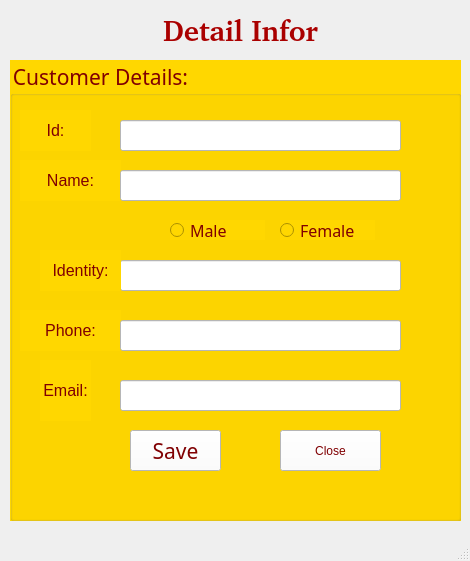
Tranle1509/HotelManagement, file ui/MainWindowCustomer.ui: the form before one commit.
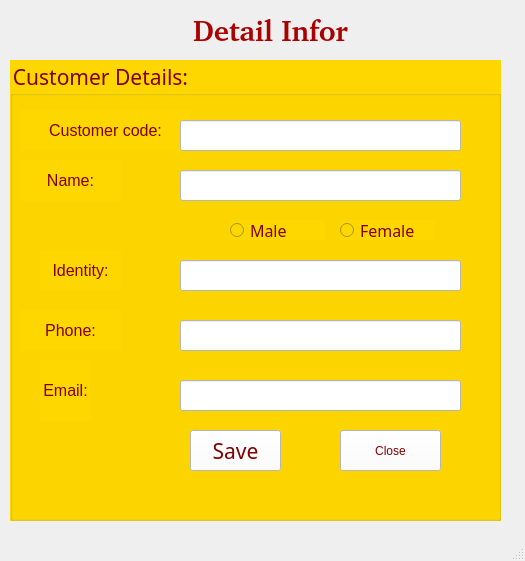
The form after the commit.

What changed in the file:
```diff
--- a/ui/MainWindowCustomer.ui
+++ b/ui/MainWindowCustomer.ui
@@ -6,7 +6,7 @@
    <rect>
     <x>0</x>
     <y>0</y>
-    <width>470</width>
+    <width>525</width>
     <height>561</height>
    </rect>
   </property>
@@ -17,7 +17,7 @@
    <widget class="QLabel" name="label">
     <property name="geometry">
      <rect>
-      <x>130</x>
+      <x>160</x>
       <y>0</y>
       <width>221</width>
       <height>61</height>
@@ -44,7 +44,7 @@
      <rect>
       <x>10</x>
       <y>60</y>
-      <width>451</width>
+      <width>491</width>
       <height>461</height>
      </rect>
     </property>
@@ -70,12 +70,12 @@
       <rect>
        <x>10</x>
        <y>50</y>
-       <width>71</width>
+       <width>171</width>
        <height>41</height>
       </rect>
      </property>
      <property name="text">
-      <string>&lt;html&gt;&lt;head/&gt;&lt;body&gt;&lt;p align=&quot;center&quot;&gt;&lt;span style=&quot; font-size:12pt;&quot;&gt;Id:&lt;/span&gt;&lt;/p&gt;&lt;/body&gt;&lt;/html&gt;</string>
+      <string>&lt;html&gt;&lt;head/&gt;&lt;body&gt;&lt;p align=&quot;center&quot;&gt;&lt;span style=&quot; font-size:12pt;&quot;&gt;Customer code:&lt;/span&gt;&lt;/p&gt;&lt;/body&gt;&lt;/html&gt;</string>
      </property>
     </widget>
     <widget class="QLabel" name="label_3">
@@ -120,7 +120,7 @@
     <widget class="QLineEdit" name="lineEdit_Id">
      <property name="geometry">
       <rect>
-       <x>110</x>
+       <x>170</x>
        <y>60</y>
        <width>281</width>
        <height>31</height>
@@ -133,7 +133,7 @@
     <widget class="QLineEdit" name="lineEdit_Name">
      <property name="geometry">
       <rect>
-       <x>110</x>
+       <x>170</x>
        <y>110</y>
        <width>281</width>
        <height>31</height>
@@ -146,7 +146,7 @@
     <widget class="QLineEdit" name="lineEdit_Email">
      <property name="geometry">
       <rect>
-       <x>110</x>
+       <x>170</x>
        <y>320</y>
        <width>281</width>
        <height>31</height>
@@ -159,7 +159,7 @@
     <widget class="QLineEdit" name="lineEdit_Phone">
      <property name="geometry">
       <rect>
-       <x>110</x>
+       <x>170</x>
        <y>260</y>
        <width>281</width>
        <height>31</height>
@@ -172,7 +172,7 @@
     <widget class="QPushButton" name="pushButton_Close">
      <property name="geometry">
       <rect>
-       <x>270</x>
+       <x>330</x>
        <y>370</y>
        <width>101</width>
        <height>41</height>
@@ -191,7 +191,7 @@
     <widget class="QPushButton" name="pushButton_Save">
      <property name="geometry">
       <rect>
-       <x>120</x>
+       <x>180</x>
        <y>370</y>
        <width>91</width>
        <height>41</height>
@@ -216,7 +216,7 @@
     <widget class="QLineEdit" name="lineEdit_Identity">
      <property name="geometry">
       <rect>
-       <x>110</x>
+       <x>170</x>
        <y>200</y>
        <width>281</width>
        <height>31</height>
@@ -242,7 +242,7 @@
     <widget class="QRadioButton" name="radioButtonMale">
      <property name="geometry">
       <rect>
-       <x>160</x>
+       <x>220</x>
        <y>160</y>
        <width>95</width>
        <height>20</height>
@@ -267,7 +267,7 @@
     <widget class="QRadioButton" name="radioButtonFemale">
      <property name="geometry">
       <rect>
-       <x>270</x>
+       <x>330</x>
        <y>160</y>
        <width>95</width>
        <height>20</height>
```
Left out of the diff: 4 changed lines with no effect on the pictures.
